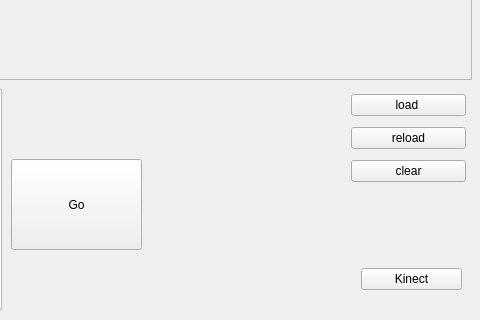
The window that ui/mainwindow.ui (najlepsiwebdesigner/opencv-lab) describes before a commit, drawn with Qt 5; both pictures show x 239 to 719 and y 441 to 761 of the 719 by 761 pixel window.
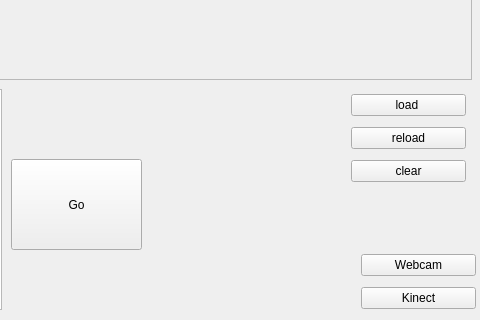
The same window after the commit.

The edit to the form file:
```diff
--- a/ui/mainwindow.ui
+++ b/ui/mainwindow.ui
@@ -68,13 +68,20 @@
      <rect>
       <x>600</x>
       <y>690</y>
-      <width>101</width>
-      <height>61</height>
+      <width>115</width>
+      <height>66</height>
      </rect>
     </property>
     <layout class="QVBoxLayout" name="verticalLayout_2">
      <item>
       <widget class="QPushButton" name="showWebcam">
+       <property name="text">
+        <string>Webcam</string>
+       </property>
+      </widget>
+     </item>
+     <item>
+      <widget class="QPushButton" name="showKinect">
        <property name="autoFillBackground">
         <bool>false</bool>
        </property>
```
